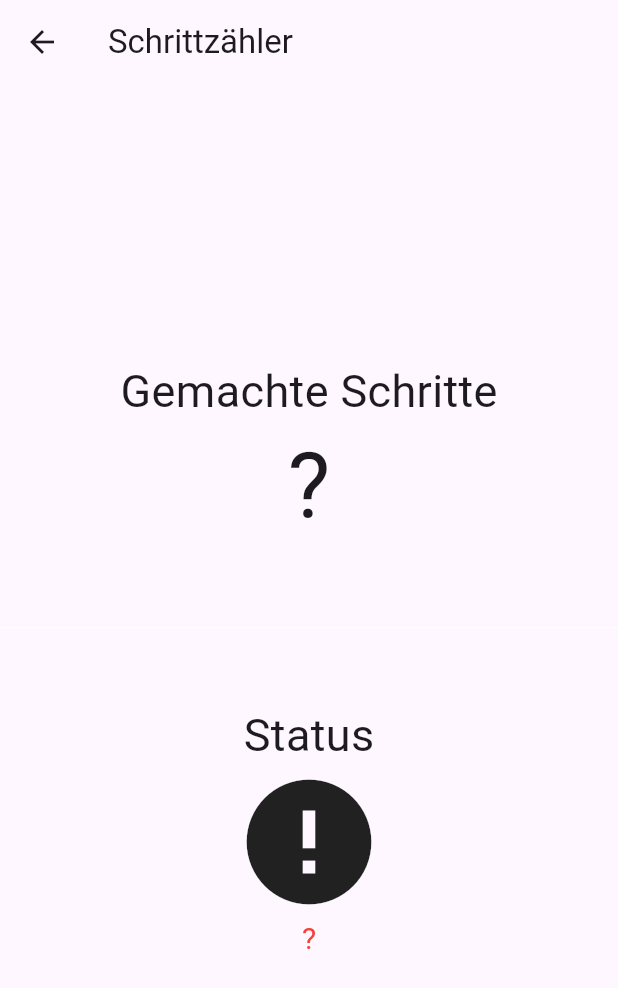
After one commit to Jonalismus/companio_diabetes_app, a Flutter app: the StepCounterPage screen opened directly, on a phone screen of 412 x 824 dp. The commit adds this screen. Shown: the top 988 px of the screen. Run offline on Flutter 3.47's test engine with Material 3 defaults, Android fonts, the phone set to English and light mode, and no system bars; our stand-ins replace cloud_firestore, firebase_auth, firebase_core, flutter_datetime_picker_plus, flutter_local_notifications, pedometer and 1 more; missing offline and left inert: flutter_barcode_scanner; accounts and stored records are empty.

Commit message:
add notification on to much steps

```diff
--- /dev/null
+++ b/lib/screens/pages/stepCounterPage.dart
@@ -0,0 +1,131 @@
+import 'package:flutter/material.dart';
+import 'dart:async';
+import 'package:pedometer/pedometer.dart';
+import 'Services/notifi_service.dart';
+
+
+class StepCounterPage extends StatefulWidget {
+  const StepCounterPage({Key? key}) : super(key: key);
+
+  @override
+  _StepCounterPageState createState() => _StepCounterPageState();
+}
+
+class _StepCounterPageState extends State<StepCounterPage> {
+  late Stream<StepCount> _stepCountStream;
+  late Stream<PedestrianStatus> _pedestrianStatusStream;
+  String _status = '?', _steps = '?';
+  final NotificationService _notificationService = NotificationService();
+
+  @override
+  void initState() {
+    super.initState();
+    initPlatformState();
+    _notificationService.initNotification();
+  }
+
+  Future<void> checkSteps(int stepCount) async {
+    if (stepCount >= 32140 && stepCount <= 32150) {
+      await showNotification();
+    }
+  }
+
+  Future<void> showNotification() async {
+    print('show notification');
+    await _notificationService.showNotification(
+      title: 'Vorsicht!',
+      body: 'Sie haben sich viel bewegt. Behalten Sie Ihren Blutzuckerwert im Auge.',
+    );
+  }
+
+  void onStepCount(StepCount event) {
+    print(event);
+    setState(() {
+      _steps = event.steps.toString();
+      checkSteps(event.steps);
+    });
+  }
+
+  void onPedestrianStatusChanged(PedestrianStatus event) {
+    print(event);
+    setState(() {
+      _status = event.status;
+    });
+  }
+
+  void onPedestrianStatusError(error) {
+    print('onPedestrianStatusError: $error');
+    setState(() {
+      _status = 'Pedestrian Status not available';
+    });
+    print(_status);
+  }
+
+  void onStepCountError(error) {
+    print('onStepCountError: $error');
+    setState(() {
+      _steps = 'Step Count not available';
+    });
+  }
+
+  void initPlatformState() {
+    _pedestrianStatusStream = Pedometer.pedestrianStatusStream;
+    _pedestrianStatusStream
+        .listen(onPedestrianStatusChanged)
+        .onError(onPedestrianStatusError);
+
+    _stepCountStream = Pedometer.stepCountStream;
+    _stepCountStream.listen(onStepCount).onError(onStepCountError);
+
+    if (!mounted) return;
+  }
+
+  @override
+  Widget build(BuildContext context) {
+    return Scaffold(
+      appBar: AppBar(
+        title: const Text('Schrittzähler'),
+      ),
+      body: Center(
+        child: Column(
+          mainAxisAlignment: MainAxisAlignment.center,
+          children: <Widget>[
+            Text(
+              'Gemachte Schritte',
+              style: TextStyle(fontSize: 30),
+            ),
+            Text(
+              _steps,
+              style: TextStyle(fontSize: 60),
+            ),
+            Divider(
+              height: 100,
+              thickness: 0,
+              color: Colors.white,
+            ),
+            Text(
+              'Status',
+              style: TextStyle(fontSize: 30),
+            ),
+            Icon(
+              _status == 'walking'
+                  ? Icons.directions_walk
+                  : _status == 'stopped'
+                  ? Icons.accessibility_new
+                  : Icons.error,
+              size: 100,
+            ),
+            Center(
+              child: Text(
+                _status,
+                style: _status == 'walking' || _status == 'stopped'
+                    ? TextStyle(fontSize: 30)
+                    : TextStyle(fontSize: 20, color: Colors.red),
+              ),
+            )
+          ],
+        ),
+      ),
+    );
+  }
+}
--- a/pubspec.yaml
+++ b/pubspec.yaml
@@ -42,10 +42,12 @@ dependencies:
   http: ^0.13.3
   flutter_barcode_scanner: ^2.0.0
 
+
   # The following adds the Cupertino Icons font to your application.
   # Use with the CupertinoIcons class for iOS style icons.
   cupertino_icons: ^1.0.2
   firebase_messaging: ^14.7.6
+  pedometer: ^4.0.1
 
 dev_dependencies:
   flutter_test:
```
Also changed, not shown: lib/screens/home_screen.dart (+21 -1 lines), pubspec.lock, 4 other files.
